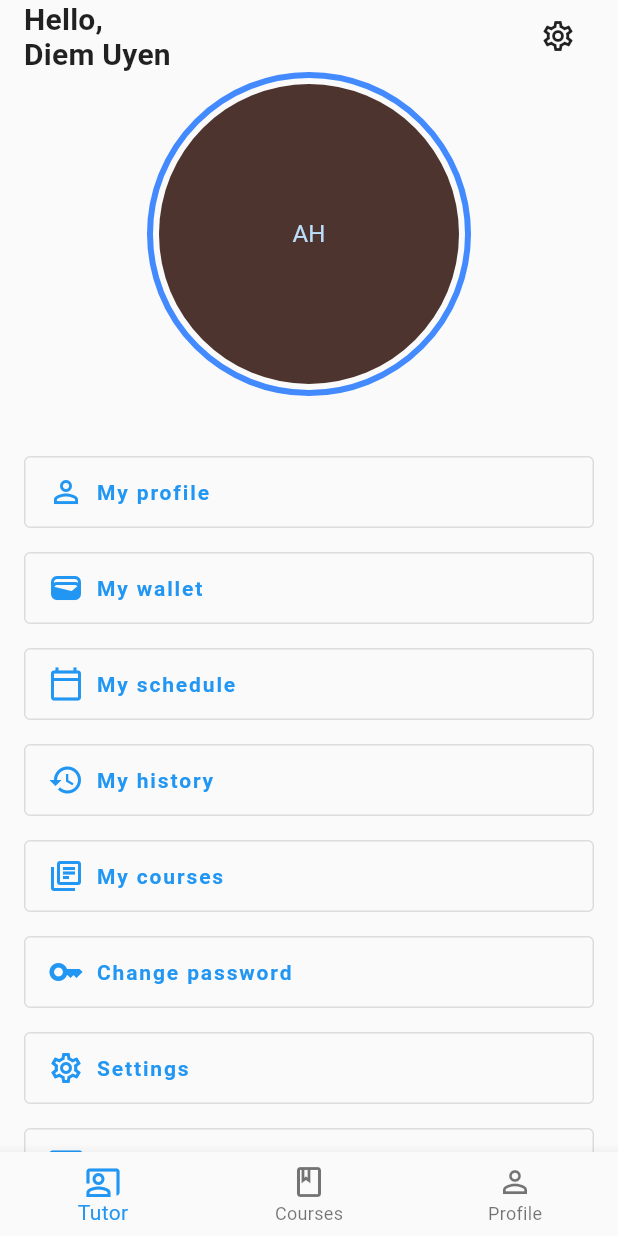
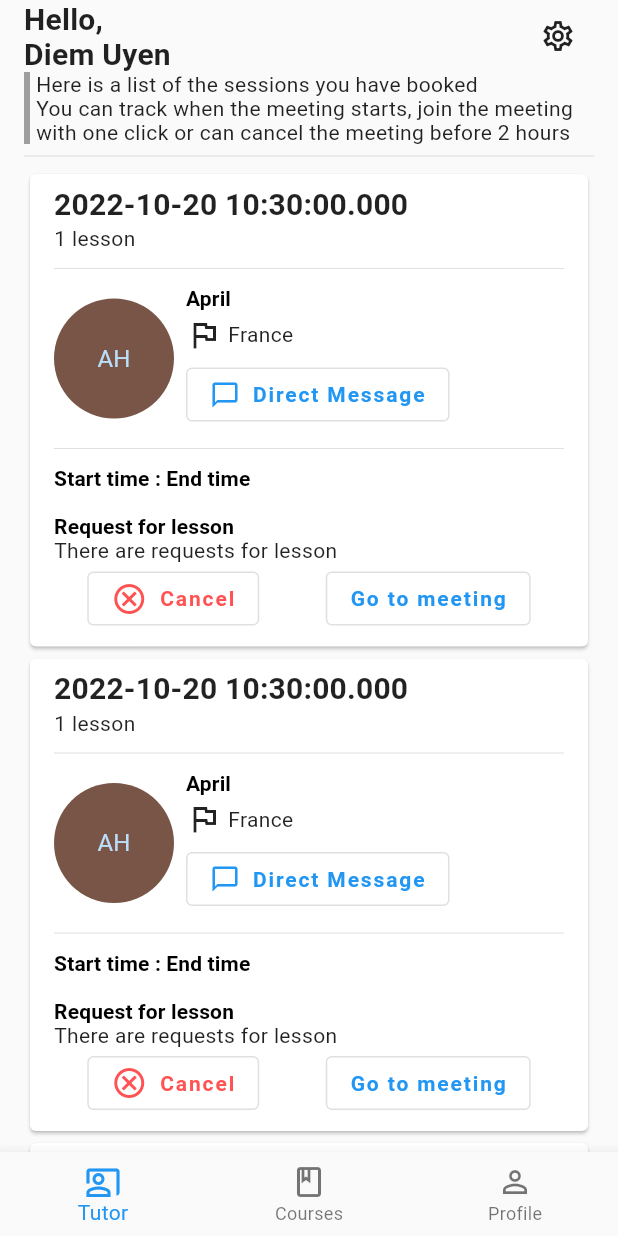
Before and after one commit to DiemUyen/CSC13118_LetTutor, a Flutter app: the screen it shows after launch, on a phone screen of 412 x 824 dp. Run offline on Flutter 3.47's test engine with Material 2 defaults, Android fonts, the phone set to English and light mode, and no system bars; our stand-ins replace flutter_rating_bar; missing offline and left inert: flutter_rounded_date_picker.

Commit message:
Draft Schedule page

```diff
--- a/let_tutor/lib/main.dart
+++ b/let_tutor/lib/main.dart
@@ -1,5 +1,6 @@
 import 'package:flutter/material.dart';
 import 'package:let_tutor/routes/profile/profile_home_page.dart';
+import 'package:let_tutor/routes/profile/schedule_page.dart';
 import 'package:let_tutor/theme/custom_theme.dart';
 import 'package:let_tutor/widgets/bottom_nav_bar.dart';
 import 'package:let_tutor/widgets/transparent_app_bar.dart';
@@ -27,7 +28,7 @@ class MyApp extends StatelessWidget {
                   TransparentAppBar(),
                   Padding(
                     padding: EdgeInsets.symmetric(horizontal: 16.0),
-                    child: ProfileHomePage(),
+                    child: SchedulePage(),
                   )
                 ],
               ),
--- /dev/null
+++ b/let_tutor/lib/routes/profile/schedule_page.dart
@@ -0,0 +1,56 @@
+import 'package:flutter/material.dart';
+import 'package:let_tutor/widgets/schedule_card.dart';
+
+class SchedulePage extends StatefulWidget {
+  const SchedulePage({Key? key}) : super(key: key);
+
+  @override
+  State<SchedulePage> createState() => _SchedulePageState();
+}
+
+class _SchedulePageState extends State<SchedulePage> {
+  @override
+  Widget build(BuildContext context) {
+    return Column(
+      crossAxisAlignment: CrossAxisAlignment.start,
+      children: [
+        // Introduction
+        Align(
+          alignment: Alignment.centerLeft,
+          child: Row(
+            children: [
+              SizedBox(
+                width: 4,
+                height: 48,
+                child: Container(color: Colors.grey,),
+              ),
+              const SizedBox(width: 4,),
+              Expanded(
+                child: Column(
+                  crossAxisAlignment: CrossAxisAlignment.start,
+                  children: const [
+                    Text('Here is a list of the sessions you have booked'),
+                    Text(
+                      'You can track when the meeting starts, join the meeting with one click or can cancel the meeting before 2 hours',
+                    )
+                  ],
+                ),
+              ),
+            ],
+          ),
+        ),
+        const Divider(),
+
+        // List schedule sessions
+        ListView.builder(
+          shrinkWrap: true,
+          scrollDirection: Axis.vertical,
+          itemCount: 10,
+          itemBuilder: (context, index) {
+            return const ScheduleCard();
+          },
+        )
+      ],
+    );
+  }
+}
--- /dev/null
+++ b/let_tutor/lib/widgets/schedule_card.dart
@@ -0,0 +1,134 @@
+import 'package:flutter/material.dart';
+
+class ScheduleCard extends StatefulWidget {
+  const ScheduleCard({Key? key}) : super(key: key);
+
+  @override
+  State<ScheduleCard> createState() => _ScheduleCardState();
+}
+
+class _ScheduleCardState extends State<ScheduleCard> {
+
+  var canEdit = false;
+
+  Widget inforTutor(BuildContext context, String tutorName, IconData flag, String nationality) {
+    return Row(
+      children: [
+        const CircleAvatar(
+          backgroundColor: Colors.brown,
+          radius: 40,
+          child: Text('AH'),
+        ),
+        Padding(
+          padding: const EdgeInsets.symmetric(horizontal: 8),
+          child: Column(
+            crossAxisAlignment: CrossAxisAlignment.start,
+            children: [
+              Text(tutorName, style: Theme.of(context).textTheme.subtitle2,),
+              const SizedBox(height: 4,),
+              Row(
+                children: [
+                  Icon(flag),
+                  const SizedBox(width: 4,),
+                  Text(nationality)
+                ],
+              ),
+              const SizedBox(height: 4,),
+              OutlinedButton.icon(
+                icon: const Icon(Icons.chat_bubble_outline, size: 20,),
+                label: const Text('Direct Message'),
+                onPressed: () { },
+              )
+            ],
+          ),
+        )
+      ],
+    );
+  }
+
+  Widget notes(BuildContext context) {
+    return Container(
+      child: Stack(
+        children: [
+          Row(
+            children: [
+              Column(
+                crossAxisAlignment: CrossAxisAlignment.start,
+                children: [
+                  Text('Start time : End time', style: Theme.of(context).textTheme.subtitle2,),
+                  const SizedBox(height: 16,),
+                  Text('Request for lesson', style: Theme.of(context).textTheme.subtitle2,),
+                  const Text('There are requests for lesson'),
+                  // TODO: UI for edit request
+                  //'Currently there are no requests for this class'
+                ],
+              )
+            ],
+          ),
+
+        ],
+      ),
+    );
+  }
+
+  @override
+  Widget build(BuildContext context) {
+    return Card(
+      child: Padding(
+        padding: const EdgeInsets.symmetric(vertical: 8.0, horizontal: 16),
+        child: Stack(
+          children: [
+            Positioned.fill(
+              top: 8,
+              child: Align(
+                alignment: Alignment.bottomCenter,
+                child: Row(
+                  mainAxisAlignment: MainAxisAlignment.spaceAround,
+                  children: [
+                    OutlinedButton.icon(
+                      icon: const Icon(Icons.cancel_outlined, color: Colors.redAccent,),
+                      label: const Text('Cancel', style: TextStyle(color: Colors.redAccent),),
+                      onPressed: () { },
+                    ),
+                    OutlinedButton(
+                      child: const Text('Go to meeting'),
+                      onPressed: () { },
+                    ),
+                  ],
+                ),
+              ),
+            ),
+            Column(
+              children: [
+                // Date and time schedule
+                Align(
+                  alignment: Alignment.centerLeft,
+                  child: Text('${DateTime.now()}', style: Theme.of(context).textTheme.headline6,),
+                ),
+                const SizedBox(height: 4,),
+                const Align(
+                  alignment: Alignment.centerLeft,
+                  child: Text('1 lesson'),
+                ),
+                const SizedBox(height: 4,),
+                const Divider(),
+                const SizedBox(height: 4,),
+
+                // Information of tutor
+                inforTutor(context, 'April', Icons.flag_outlined, 'France'),
+                const SizedBox(height: 4,),
+                const Divider(),
+                const SizedBox(height: 4,),
+
+                // Notes
+                notes(context),
+
+                const SizedBox(height: 48,)
+              ],
+            ),
+          ]
+        ),
+      ),
+    );
+  }
+}
```
